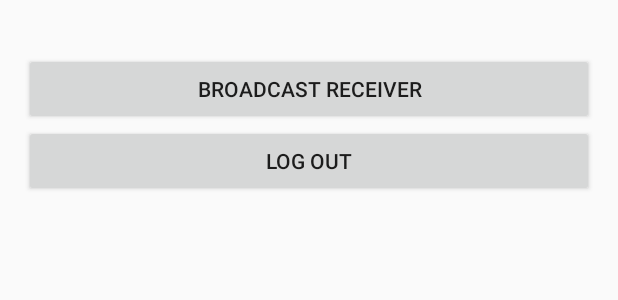
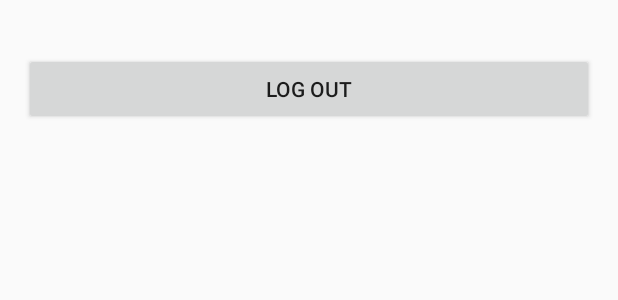
Before and after one commit to Draldo/simple-login, an Android app: the layout activity_log.xml on its own in the app's theme, with its tools: preview values and no code run, on a phone screen of 412 x 824 dp. Shown: the top 300 px of the screen. Run offline under Robolectric (Android 15) with nearby library versions, the phone set to English and light mode, and no system bars.

Commit message:
not working

```diff
--- a/app/src/main/AndroidManifest.xml
+++ b/app/src/main/AndroidManifest.xml
@@ -1,8 +1,6 @@
 <?xml version="1.0" encoding="utf-8"?>
 <manifest xmlns:android="http://schemas.android.com/apk/res/android"
     package="com.example.draldo.loginapp">
-
-    <uses-permission android:name="android.permission.VIBRATE" />
 
     <application
         android:allowBackup="true"
@@ -20,7 +18,6 @@
         <activity android:name=".LogActivity" />
         <activity android:name=".RegisterActivity"></activity>
 
-        <receiver android:name=".MyBroadcastReceiver"></receiver>
     </application>
 
 </manifest>
--- a/app/src/main/res/layout/activity_log.xml
+++ b/app/src/main/res/layout/activity_log.xml
@@ -16,12 +16,6 @@
         android:layout_height="wrap_content" />
 
     <Button
-        android:text="Broadcast receiver"
-        android:onClick="launchReceiver"
-        android:layout_width="match_parent"
-        android:layout_height="wrap_content" />
-
-    <Button
         android:onClick="Return"
         android:text="Log out"
         android:layout_width="match_parent"
```
Also changed, not shown: app/src/main/java/com/example/draldo/loginapp/LogActivity.java (+0 -7 lines).
